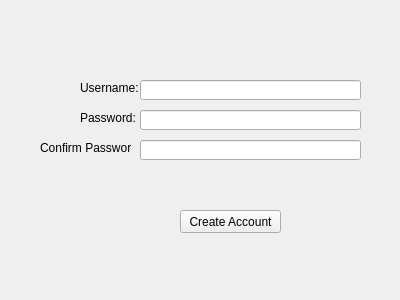
This is StudyMeet/createaccountwindow.ui in DanielCChavez/StudyMeet as Qt 5 draws it before an edit. The edited form follows.
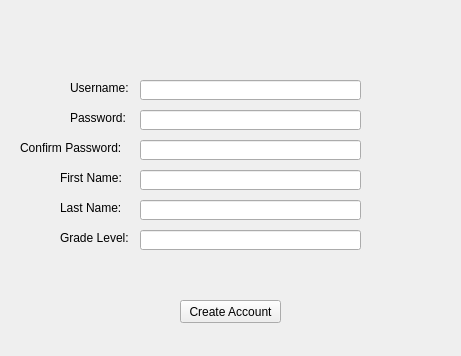
This is the edited form.

```diff
--- a/StudyMeet/createaccountwindow.ui
+++ b/StudyMeet/createaccountwindow.ui
@@ -6,8 +6,8 @@
    <rect>
     <x>0</x>
     <y>0</y>
-    <width>400</width>
-    <height>300</height>
+    <width>461</width>
+    <height>356</height>
    </rect>
   </property>
   <property name="windowTitle">
@@ -46,7 +46,7 @@
   <widget class="QLabel" name="usernameLabel">
    <property name="geometry">
     <rect>
-     <x>80</x>
+     <x>70</x>
      <y>80</y>
      <width>61</width>
      <height>16</height>
@@ -59,7 +59,7 @@
   <widget class="QLabel" name="passwordLabel">
    <property name="geometry">
     <rect>
-     <x>80</x>
+     <x>70</x>
      <y>110</y>
      <width>61</width>
      <height>16</height>
@@ -72,9 +72,9 @@
   <widget class="QLabel" name="confirmpasswordLabel">
    <property name="geometry">
     <rect>
-     <x>40</x>
+     <x>20</x>
      <y>140</y>
-     <width>91</width>
+     <width>111</width>
      <height>16</height>
     </rect>
    </property>
@@ -86,7 +86,7 @@
    <property name="geometry">
     <rect>
      <x>180</x>
-     <y>210</y>
+     <y>300</y>
      <width>101</width>
      <height>23</height>
     </rect>
@@ -95,6 +95,75 @@
     <string>Create Account</string>
    </property>
   </widget>
+  <widget class="QLabel" name="firstNameLabel">
+   <property name="geometry">
+    <rect>
+     <x>60</x>
+     <y>170</y>
+     <width>71</width>
+     <height>16</height>
+    </rect>
+   </property>
+   <property name="text">
+    <string>First Name:</string>
+   </property>
+  </widget>
+  <widget class="QLabel" name="lastNameLabel">
+   <property name="geometry">
+    <rect>
+     <x>60</x>
+     <y>200</y>
+     <width>71</width>
+     <height>16</height>
+    </rect>
+   </property>
+   <property name="text">
+    <string>Last Name:</string>
+   </property>
+  </widget>
+  <widget class="QLabel" name="gradeLevelLabel">
+   <property name="geometry">
+    <rect>
+     <x>60</x>
+     <y>230</y>
+     <width>81</width>
+     <height>16</height>
+    </rect>
+   </property>
+   <property name="text">
+    <string>Grade Level:</string>
+   </property>
+  </widget>
+  <widget class="QLineEdit" name="firstNameEdit">
+   <property name="geometry">
+    <rect>
+     <x>140</x>
+     <y>170</y>
+     <width>221</width>
+     <height>20</height>
+    </rect>
+   </property>
+  </widget>
+  <widget class="QLineEdit" name="gradeLevelEdit">
+   <property name="geometry">
+    <rect>
+     <x>140</x>
+     <y>230</y>
+     <width>221</width>
+     <height>20</height>
+    </rect>
+   </property>
+  </widget>
+  <widget class="QLineEdit" name="lastNameEdit">
+   <property name="geometry">
+    <rect>
+     <x>140</x>
+     <y>200</y>
+     <width>221</width>
+     <height>20</height>
+    </rect>
+   </property>
+  </widget>
  </widget>
  <layoutdefault spacing="6" margin="11"/>
  <resources/>
```
